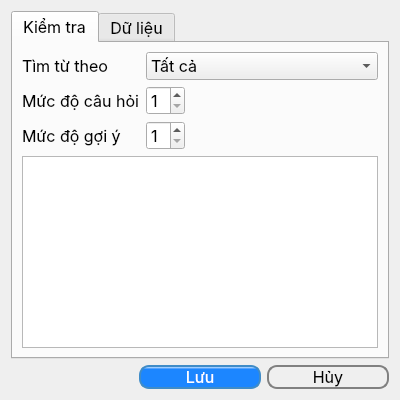
Above: interface/form/settings.ui from deserteagle735/memento before the change. Below: the same form after it.
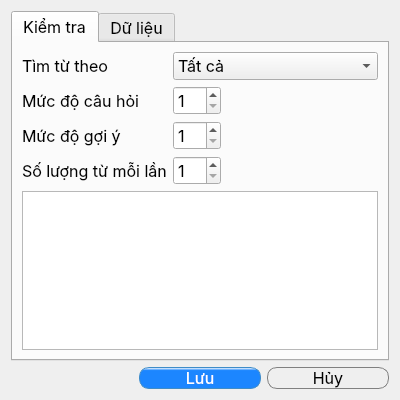
That is the form after the change. Icons and pictures are not drawn.

Commit message: test function: get data for all, added to day; heuristic to get words for user; fix bug date not shown in browser

What changed in the file:
```diff
--- a/interface/form/settings.ui
+++ b/interface/form/settings.ui
@@ -42,13 +42,37 @@
       <attribute name="title">
        <string>Kiểm tra</string>
       </attribute>
-      <layout class="QVBoxLayout" name="verticalLayout_2">
-       <item>
         <layout class="QGridLayout" name="gridLayout">
-         <item row="0" column="0">
-          <widget class="QLabel" name="label">
+       <item row="1" column="2">
+        <spacer name="horizontalSpacer_2">
+         <property name="orientation">
+          <enum>Qt::Horizontal</enum>
+         </property>
+         <property name="sizeHint" stdset="0">
+          <size>
+           <width>167</width>
+           <height>20</height>
+          </size>
+         </property>
+        </spacer>
+       </item>
+       <item row="4" column="2">
+        <spacer name="horizontalSpacer_4">
+         <property name="orientation">
+          <enum>Qt::Horizontal</enum>
+         </property>
+         <property name="sizeHint" stdset="0">
+          <size>
+           <width>167</width>
+           <height>20</height>
+          </size>
+         </property>
+        </spacer>
+       </item>
+       <item row="2" column="0">
+        <widget class="QLabel" name="label_3">
            <property name="text">
-            <string>Tìm từ theo</string>
+          <string>Mức độ gợi ý</string>
            </property>
           </widget>
          </item>
@@ -78,6 +102,36 @@
            </property>
           </widget>
          </item>
+       <item row="4" column="0">
+        <widget class="QLabel" name="label_4">
+         <property name="text">
+          <string>Số lượng từ mỗi lần</string>
+         </property>
+        </widget>
+       </item>
+       <item row="2" column="2">
+        <spacer name="horizontalSpacer_3">
+         <property name="orientation">
+          <enum>Qt::Horizontal</enum>
+         </property>
+         <property name="sizeHint" stdset="0">
+          <size>
+           <width>167</width>
+           <height>20</height>
+          </size>
+         </property>
+        </spacer>
+       </item>
+       <item row="6" column="0" colspan="3">
+        <widget class="QTextBrowser" name="textBrowser"/>
+       </item>
+       <item row="0" column="0">
+        <widget class="QLabel" name="label">
+         <property name="text">
+          <string>Tìm từ theo</string>
+         </property>
+        </widget>
+       </item>
          <item row="1" column="1">
           <widget class="QSpinBox" name="spinbox_test_level">
            <property name="buttonSymbols">
@@ -91,26 +145,6 @@
            </property>
           </widget>
          </item>
-         <item row="1" column="2">
-          <spacer name="horizontalSpacer_2">
-           <property name="orientation">
-            <enum>Qt::Horizontal</enum>
-           </property>
-           <property name="sizeHint" stdset="0">
-            <size>
-             <width>40</width>
-             <height>20</height>
-            </size>
-           </property>
-          </spacer>
-         </item>
-         <item row="2" column="0">
-          <widget class="QLabel" name="label_3">
-           <property name="text">
-            <string>Mức độ gợi ý</string>
-           </property>
-          </widget>
-         </item>
          <item row="2" column="1">
           <widget class="QSpinBox" name="spinbox_hint_level">
            <property name="minimum">
@@ -121,23 +155,15 @@
            </property>
           </widget>
          </item>
-         <item row="2" column="2">
-          <spacer name="horizontalSpacer_3">
-           <property name="orientation">
-            <enum>Qt::Horizontal</enum>
-           </property>
-           <property name="sizeHint" stdset="0">
-            <size>
-             <width>40</width>
-             <height>20</height>
-            </size>
-           </property>
-          </spacer>
-         </item>
-        </layout>
-       </item>
-       <item>
-        <widget class="QTextBrowser" name="textBrowser"/>
+       <item row="4" column="1">
+        <widget class="QSpinBox" name="spinbox_number_of_word">
+         <property name="minimum">
+          <number>1</number>
+         </property>
+         <property name="maximum">
+          <number>50</number>
+         </property>
+        </widget>
        </item>
       </layout>
      </widget>
@@ -156,34 +182,52 @@
      <item row="0" column="2">
       <widget class="QPushButton" name="button_cancel">
        <property name="styleSheet">
-        <string notr="true">border-radius:10px;
-border:2px solid gray;
+        <string notr="true">QPushButton{border-radius:10px;
+border:1px solid gray;
 padding: 0 8px;
 background-color: qlineargradient(x1: 0, y1: 0, x2: 0, y2: 1,
-                                      stop: 0 #f6f7fa, stop: 1 #dadbde);</string>
+                                      stop: 0 #f6f7fa, stop: 1 #dadbde);
+}
+
+QPushButton:focus{
+border: 1px solid #006080;
+}</string>
        </property>
        <property name="text">
         <string>Hủy</string>
        </property>
        <property name="autoDefault">
-        <bool>false</bool>
+        <bool>true</bool>
+       </property>
+       <property name="default">
+        <bool>true</bool>
        </property>
       </widget>
      </item>
      <item row="0" column="1">
       <widget class="QPushButton" name="button_save">
        <property name="styleSheet">
-        <string notr="true">border-radius:10px;
-border:2px solid #3f8cc8;
+        <string notr="true">QPushButton{border-radius:10px;
+border:1px solid #3f8cc8;
 padding: 0 8px;
 color: rgb(255, 255, 255);
 background-color: qlineargradient(spread:pad, x1:0.494, y1:0.989, x2:0.494, y2:0.011, stop:0.863158 rgba(23, 132, 255, 250), stop:1 rgba(255, 255, 255, 255));
-</string>
+}
+QPushButton:focus{
+border: 1px solid rgb(0, 255, 255);
+}
+QPushButton:disabled{
+background-color: rgb(195, 203, 218);
+border:1px solid rgb(195, 203, 218);
+}</string>
        </property>
        <property name="text">
         <string>Lưu</string>
        </property>
        <property name="autoDefault">
+        <bool>true</bool>
+       </property>
+       <property name="default">
         <bool>false</bool>
        </property>
       </widget>
```
Left out of the diff: 3 changed lines with no effect on the pictures. Lines whose indentation alone changed are shown as unchanged. The commit also changes 18 other files.
